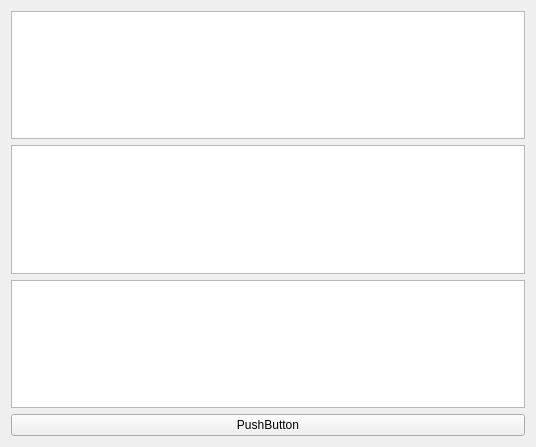
kingsun998/Qt, file DC_3/standarset.ui: the form before one commit.
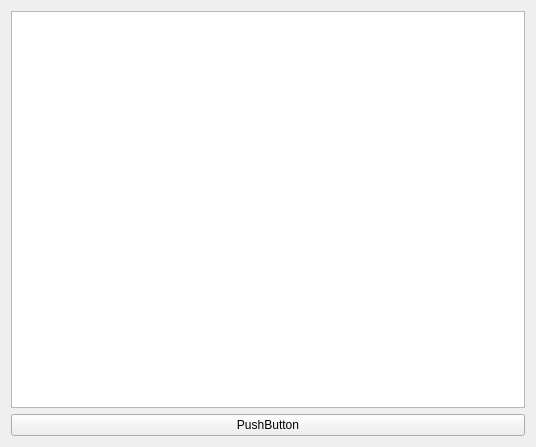
The form after the commit.

What changed in the file:
```diff
--- a/DC_3/standarset.ui
+++ b/DC_3/standarset.ui
@@ -19,12 +19,6 @@
      <item>
       <widget class="QTextEdit" name="textEdit"/>
      </item>
-     <item>
-      <widget class="QTextEdit" name="textEdit_2"/>
-     </item>
-     <item>
-      <widget class="QTextEdit" name="textEdit_3"/>
-     </item>
     </layout>
    </item>
    <item>
```
